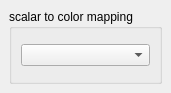
The window that gui/widgets/RenderConfigWidget.ui (kateyy/geohazardvis) describes before a commit, drawn with Qt 5.
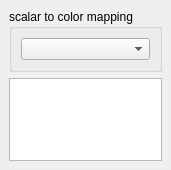
The same window after the commit. Custom widgets are drawn as their Qt base class.

Commit message: move PropertyBrowser to ui file, expand root node #12

```diff
--- a/gui/widgets/RenderConfigWidget.ui
+++ b/gui/widgets/RenderConfigWidget.ui
@@ -7,7 +7,7 @@
     <x>0</x>
     <y>0</y>
     <width>147</width>
-    <height>93</height>
+    <height>170</height>
    </rect>
   </property>
   <property name="windowTitle">
@@ -27,9 +27,19 @@
       </layout>
      </widget>
     </item>
+    <item>
+     <widget class="propertyguizeug::PropertyBrowser" name="propertyBrowser"/>
+    </item>
    </layout>
   </widget>
  </widget>
+ <customwidgets>
+  <customwidget>
+   <class>propertyguizeug::PropertyBrowser</class>
+   <extends>QTreeView</extends>
+   <header>propertyguizeug/PropertyBrowser.h</header>
+  </customwidget>
+ </customwidgets>
  <resources/>
  <connections>
   <connection>
```
The commit also changes 2 other files.
